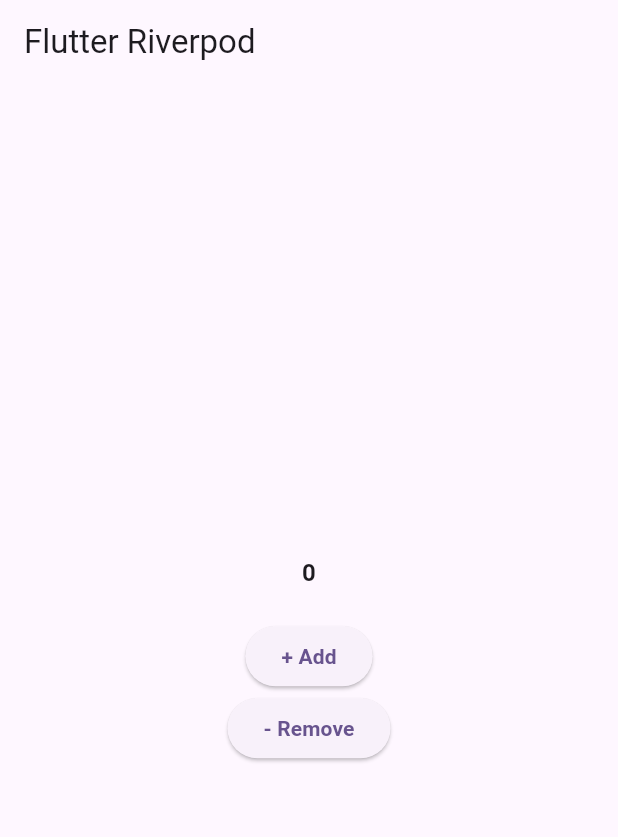
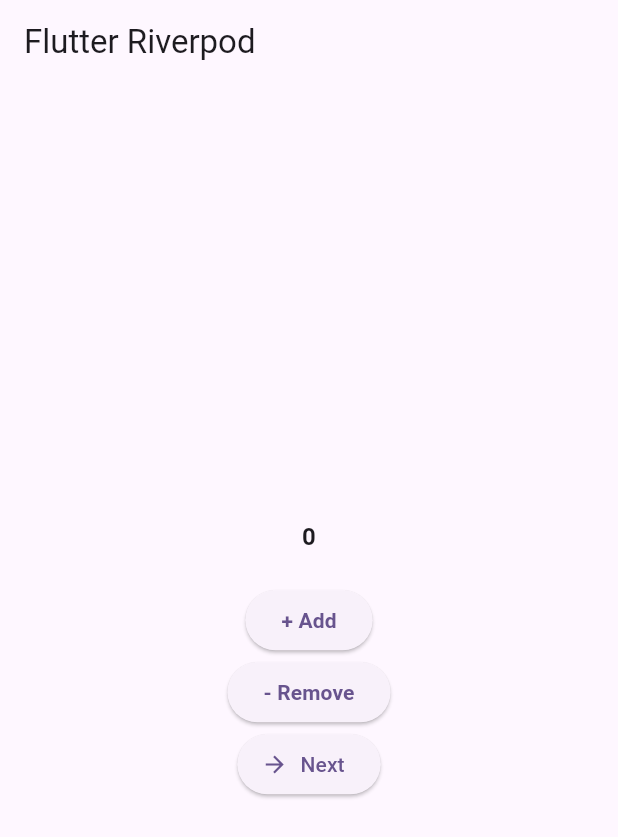
Before and after one commit to ScribbleTons/state_mgmt_and_form, a Flutter app: the screen it shows after launch, on a phone screen of 412 x 824 dp. Shown: the top 837 px of the screen. Run offline on Flutter 3.47's test engine with Material 3 defaults, Android fonts, the phone set to English and light mode, and no system bars; our stand-ins replace flutter_riverpod, go_router.

```diff
--- a/lib/main.dart
+++ b/lib/main.dart
@@ -1,5 +1,6 @@
 import 'package:flutter/material.dart';
 import 'package:flutter_riverpod/flutter_riverpod.dart';
+import 'package:state_mgmt_and_form/navigations/routes.dart';
 import 'package:state_mgmt_and_form/pages/home/home.dart';
 
 void main() {
@@ -12,14 +13,14 @@ class MyApp extends ConsumerWidget {
   // This widget is the root of your application.
   @override
   Widget build(BuildContext context, WidgetRef ref) {
-    return MaterialApp(
+    return MaterialApp.router(
       debugShowCheckedModeBanner: false,
       title: 'Flutter State Mgmt',
       theme: ThemeData(
         colorScheme: ColorScheme.fromSeed(seedColor: Colors.deepPurple),
         useMaterial3: true,
       ),
-      home: const HomePage(),
+      routerConfig: AppRouter.router,
     );
   }
 }
--- /dev/null
+++ b/lib/navigations/routes.dart
@@ -0,0 +1,18 @@
+import 'package:go_router/go_router.dart';
+import 'package:state_mgmt_and_form/pages/home/home.dart';
+import 'package:state_mgmt_and_form/pages/new_pg_1.dart';
+
+class AppRouter {
+  static final GoRouter router = GoRouter(initialLocation: "/", routes: [
+    GoRoute(
+      name: "home",
+      path: "/",
+      builder: (context, state) => const HomePage(),
+    ),
+    GoRoute(
+      name: "page1",
+      path: "/pg1",
+      builder: (context, state) => const Page1(),
+    )
+  ]);
+}
--- a/lib/pages/home/home.dart
+++ b/lib/pages/home/home.dart
@@ -1,5 +1,6 @@
 import 'package:flutter/material.dart';
 import 'package:flutter_riverpod/flutter_riverpod.dart';
+import 'package:go_router/go_router.dart';
 import 'package:state_mgmt_and_form/pages/home/riverpod.dart';
 
 class HomePage extends ConsumerWidget {
@@ -37,7 +38,7 @@ class HomePage extends ConsumerWidget {
                 )),
             ElevatedButton(
                 onPressed: () {
-                     ref.read(riverpodHardLevel).remove();
+                  ref.read(riverpodHardLevel).remove();
                 },
                 child: const Text(
                   "- Remove",
@@ -45,7 +46,14 @@ class HomePage extends ConsumerWidget {
                     fontSize: 14,
                     fontWeight: FontWeight.w600,
                   ),
-                ))
+                )),
+            ElevatedButton.icon(
+              onPressed: () {
+                context.go("/pg1");
+              },
+              label: Text("Next"),
+              icon: Icon(Icons.arrow_forward),
+            )
           ],
         ),
       ),
```
Also changed, not shown: lib/pages/new_pg_1.dart (added, +30 -0 lines), pubspec.yaml (+2 -5 lines), pubspec.lock.
